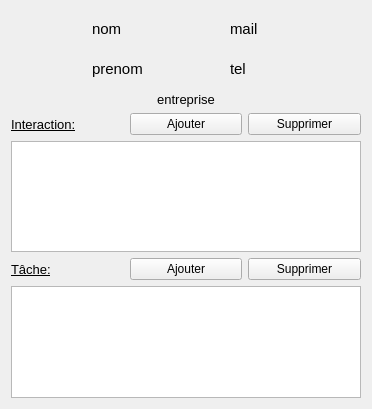
The window that interfaces/ficheContact.ui (Gibus21250/CDAA) describes before a commit, drawn with Qt 5.
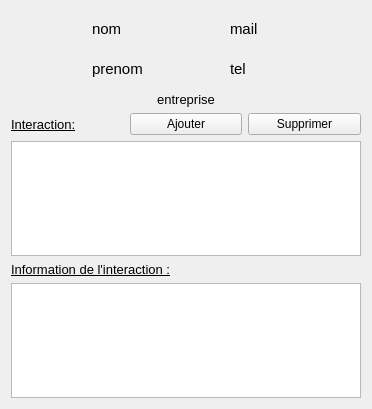
The same window after the commit.

Commit message:
Mise à jour de l'affichage des interactions
Conforme au cahier des charges, l'affichage se fait sous forme:
rdv aujourd’hui par tél., RAS.
@todo Rappeler @date 16/10/2021
@todo confirmer commande n°xyz

Comme vu dans l'ennoncé

Diff of the .ui file:
```diff
--- a/interfaces/ficheContact.ui
+++ b/interfaces/ficheContact.ui
@@ -164,8 +164,6 @@
    <item>
     <layout class="QVBoxLayout" name="layout_taches">
      <item>
-      <layout class="QHBoxLayout" name="layout_bt_taches">
-       <item>
         <widget class="QLabel" name="l_tache">
          <property name="font">
           <font>
@@ -175,28 +173,12 @@
           </font>
          </property>
          <property name="text">
-          <string>Tâche:</string>
+        <string>Information de l'interaction :</string>
          </property>
         </widget>
        </item>
        <item>
-        <widget class="QPushButton" name="b_ajout_tache">
-         <property name="text">
-          <string>Ajouter</string>
-         </property>
-        </widget>
-       </item>
-       <item>
-        <widget class="QPushButton" name="p_supp_tache">
-         <property name="text">
-          <string>Supprimer</string>
-         </property>
-        </widget>
-       </item>
-      </layout>
-     </item>
-     <item>
-      <widget class="QListWidget" name="lw_taches"/>
+      <widget class="QTextEdit" name="te_information"/>
      </item>
     </layout>
    </item>
```
Lines whose indentation alone changed are shown as unchanged. The commit also changes 3 other files.
